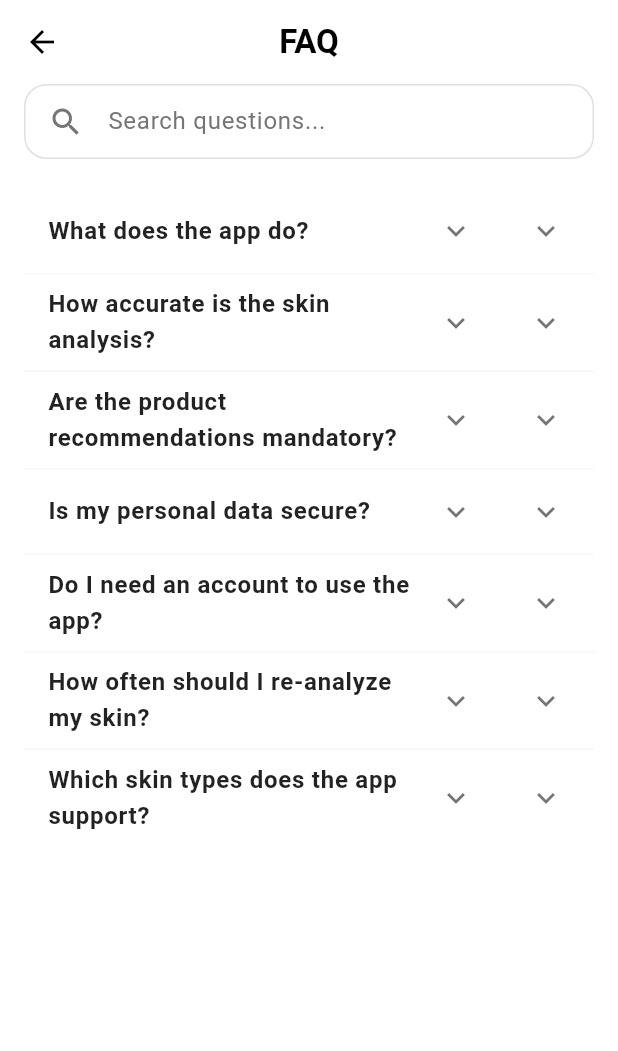
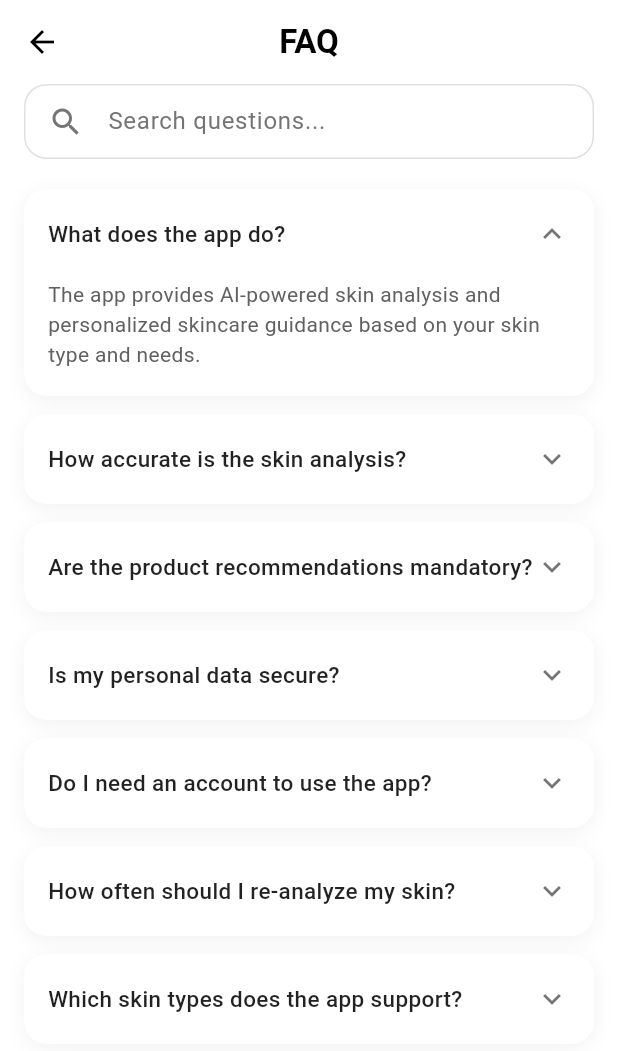
Before and after one commit to egeKsl/skin_type_app, a Flutter app: the FaqScreen screen opened directly, after a tap on "What does the app do?", on a phone screen of 412 x 824 dp. Shown: the top 1051 px of the screen. Run offline on Flutter 3.47's test engine with Material 3 defaults, Android fonts, the phone set to English and light mode, and no system bars; our stand-ins replace image_picker.

Commit message:
FAQ screen has been fixed

```diff
--- a/lib/features/FAQ/views/screens/faq_screen.dart
+++ b/lib/features/FAQ/views/screens/faq_screen.dart
@@ -1,6 +1,6 @@
 import 'package:flutter/material.dart';
 
-// 1. Adım: Veri Modeli
+// Veri Modeli (Değişmedi)
 class FaqItem {
   final String question;
   final String answer;
@@ -21,7 +21,7 @@ class FaqScreen extends StatefulWidget {
 }
 
 class _FaqScreenState extends State<FaqScreen> {
-  // Sıkça Sorulan Sorular Listesi
+  // Sıkça Sorulan Sorular Listesi (Veriler değişmedi)
   final List<FaqItem> _faqData = [
     FaqItem(
       question: "What does the app do?",
@@ -58,7 +58,6 @@ class _FaqScreenState extends State<FaqScreen> {
     return Scaffold(
       backgroundColor: Colors.white,
       appBar: AppBar(
-        // Sade App Bar (Geri butonu ve Başlık)
         backgroundColor: Colors.white,
         elevation: 0,
         leading: IconButton(
@@ -80,14 +79,14 @@ class _FaqScreenState extends State<FaqScreen> {
             const SizedBox(height: 20),
 
             // Sıkça Sorulan Sorular Listesi
-            _buildExpansionPanelList(),
+            _buildCustomExpansionPanelList(),
           ],
         ),
       ),
     );
   }
 
-  // Arama Çubuğu Widget'ı
+  // Arama Çubuğu Widget'ı (Değişmedi)
   Widget _buildSearchBar() {
     return Container(
       padding: const EdgeInsets.symmetric(horizontal: 15),
@@ -107,43 +106,65 @@ class _FaqScreenState extends State<FaqScreen> {
     );
   }
 
-  // Genişletilebilir Paneller Listesi
-  Widget _buildExpansionPanelList() {
-    return ExpansionPanelList(
-      elevation: 0, // Kartlarda gölge yok
-      dividerColor: Colors.grey.shade100,
-      expansionCallback: (int index, bool isExpanded) {
+  // ÖZEL Genişletilebilir Paneller Listesi (Görsele uyacak şekilde tamamen yeniden yazıldı)
+  Widget _buildCustomExpansionPanelList() {
+    return Column(
+      children: List.generate(_faqData.length, (index) {
+        FaqItem item = _faqData[index];
+        bool isExpanded = item.isExpanded;
+
+        return Padding(
+          padding: const EdgeInsets.only(bottom: 12.0),
+          child: Container(
+            decoration: BoxDecoration(
+              color: Colors.white,
+              borderRadius: BorderRadius.circular(15),
+              boxShadow: [
+                BoxShadow(
+                  color: Colors.black.withOpacity(0.05),
+                  blurRadius: 10,
+                  offset: const Offset(0, 3),
+                ),
+              ],
+            ),
+            child: Column(
+              children: [
+                // Başlık Alanı (Soru)
+                InkWell(
+                  onTap: () {
                     setState(() {
                       _faqData[index].isExpanded = !isExpanded;
                     });
                   },
-      children: _faqData.map<ExpansionPanel>((FaqItem item) {
-        return ExpansionPanel(
-          canTapOnHeader: true, // Başlığa tıklayarak açma/kapama
-          backgroundColor: Colors.white,
-          isExpanded: item.isExpanded,
-
-          // BAŞLIK KISMI (Soru)
-          headerBuilder: (BuildContext context, bool isExpanded) {
-            return ListTile(
-              title: Text(
+                  borderRadius: BorderRadius.circular(15),
+                  child: Padding(
+                    padding: const EdgeInsets.symmetric(horizontal: 16.0, vertical: 18.0),
+                    child: Row(
+                      mainAxisAlignment: MainAxisAlignment.spaceBetween,
+                      children: [
+                        Expanded(
+                          child: Text(
                             item.question,
                             style: const TextStyle(
-                  fontWeight: FontWeight.w600,
-                  fontSize: 16,
-                  color: Colors.black87
+                              fontWeight: FontWeight.w500,
+                              fontSize: 15,
+                              color: Colors.black87,
                             ),
                           ),
-              trailing: Icon(
+                        ),
+                        Icon(
                           isExpanded ? Icons.keyboard_arrow_up : Icons.keyboard_arrow_down,
                           color: Colors.black54,
                         ),
-            );
-          },
+                      ],
+                    ),
+                  ),
+                ),
 
-          // İÇERİK KISMI (Cevap)
-          body: Padding(
-            padding: const EdgeInsets.only(left: 16.0, right: 16.0, bottom: 20.0),
+                // Cevap Alanı (Açıldığında Görünür)
+                if (isExpanded)
+                  Padding(
+                    padding: const EdgeInsets.only(left: 16.0, right: 16.0, bottom: 18.0),
                     child: Text(
                       item.answer,
                       style: TextStyle(
@@ -153,8 +174,11 @@ class _FaqScreenState extends State<FaqScreen> {
                       ),
                     ),
                   ),
+              ],
+            ),
+          ),
         );
-      }).toList(),
+      }),
     );
   }
 }
```
Lines whose indentation alone changed are shown as unchanged.
